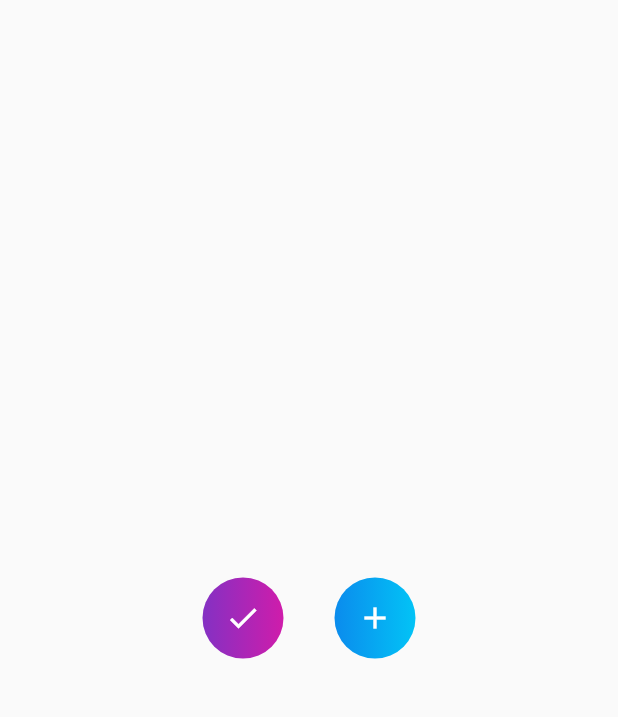
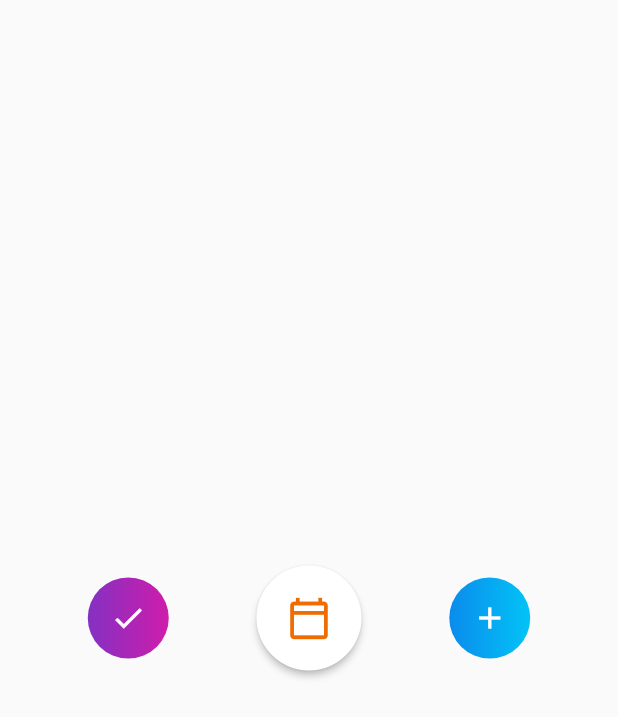
Before and after one commit to BashirYesufu/ToDo-Flutter, a Flutter app: the screen it shows after launch, on a phone screen of 412 x 824 dp. Shown: the top 717 px of the screen. Run offline on Flutter 3.47's test engine with Material 2 defaults, Android fonts, the phone set to English and light mode, and no system bars.

Commit message:
Added calender button

```diff
--- a/kobo_todo_app/lib/home.dart
+++ b/kobo_todo_app/lib/home.dart
@@ -14,13 +14,23 @@ class _HomeState extends State<Home> {
     return Scaffold(
       body: Center(
         child: Row(
-          mainAxisAlignment: MainAxisAlignment.center,
+          mainAxisAlignment: MainAxisAlignment.spaceEvenly,
           children: [
 
             GradientButton(
               color1: Color(0xff6C37CB),
               color2: Color(0xffE716A3),
               icon: Icons.check,
+            ),
+
+            ElevatedButton(
+              onPressed: () {},
+              child: Icon(Icons.calendar_today_outlined, color: Colors.orange[800], size: 30,),
+              style: ElevatedButton.styleFrom(
+                shape: CircleBorder(),
+                padding: EdgeInsets.all(20.0),
+                primary: Colors.white
+              )
             ),
 
             GradientButton(
```
